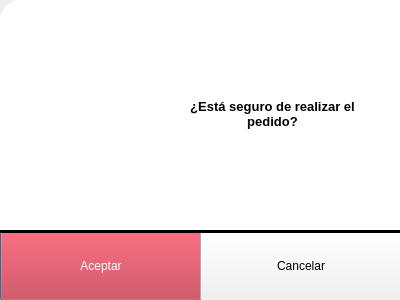
Qt form Restaurante/Mesero/mensajecorfirmar.ui (camvaz/restaurante-ihc) before a commit.
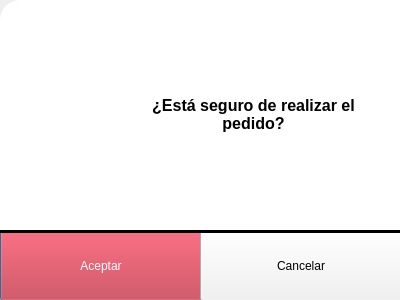
The same form after that commit.

Commit message:
Cambios en el layout de los menús
Consistencia en el menú

Diff of the .ui file:
```diff
--- a/Restaurante/Mesero/mensajecorfirmar.ui
+++ b/Restaurante/Mesero/mensajecorfirmar.ui
@@ -101,7 +101,7 @@
      <rect>
       <x>30</x>
       <y>0</y>
-      <width>348</width>
+      <width>350</width>
       <height>231</height>
      </rect>
     </property>
@@ -121,17 +121,30 @@
      </item>
      <item>
       <layout class="QHBoxLayout" name="horizontalLayout_2">
+       <item>
+        <spacer name="horizontalSpacer">
+         <property name="orientation">
+          <enum>Qt::Horizontal</enum>
+         </property>
+         <property name="sizeHint" stdset="0">
+          <size>
+           <width>40</width>
+           <height>20</height>
+          </size>
+         </property>
+        </spacer>
+       </item>
        <item>
         <widget class="QLabel" name="Advertencia_2">
          <property name="minimumSize">
           <size>
-           <width>81</width>
+           <width>71</width>
            <height>71</height>
           </size>
          </property>
          <property name="maximumSize">
           <size>
-           <width>81</width>
+           <width>71</width>
            <height>71</height>
           </size>
          </property>
@@ -148,18 +161,21 @@
          <property name="orientation">
           <enum>Qt::Horizontal</enum>
          </property>
+         <property name="sizeType">
+          <enum>QSizePolicy::Fixed</enum>
+         </property>
          <property name="sizeHint" stdset="0">
           <size>
-           <width>40</width>
+           <width>20</width>
            <height>20</height>
           </size>
          </property>
         </spacer>
        </item>
-       <item>
+       <item alignment="Qt::AlignHCenter|Qt::AlignVCenter">
         <widget class="QTextBrowser" name="textBrowser_2">
          <property name="sizePolicy">
-          <sizepolicy hsizetype="Fixed" vsizetype="Fixed">
+          <sizepolicy hsizetype="Fixed" vsizetype="Preferred">
            <horstretch>0</horstretch>
            <verstretch>0</verstretch>
           </sizepolicy>
@@ -173,18 +189,39 @@
          <property name="maximumSize">
           <size>
            <width>211</width>
-           <height>41</height>
+           <height>46</height>
           </size>
          </property>
+         <property name="font">
+          <font>
+           <pointsize>11</pointsize>
+          </font>
+         </property>
+         <property name="styleSheet">
+          <string notr="true">text-align:center;</string>
+         </property>
          <property name="html">
           <string>&lt;!DOCTYPE HTML PUBLIC &quot;-//W3C//DTD HTML 4.0//EN&quot; &quot;http://www.w3.org/TR/REC-html40/strict.dtd&quot;&gt;
 &lt;html&gt;&lt;head&gt;&lt;meta name=&quot;qrichtext&quot; content=&quot;1&quot; /&gt;&lt;style type=&quot;text/css&quot;&gt;
 p, li { white-space: pre-wrap; }
-&lt;/style&gt;&lt;/head&gt;&lt;body style=&quot; font-family:'MS Shell Dlg 2'; font-size:7.8pt; font-weight:400; font-style:normal;&quot;&gt;
-&lt;p align=&quot;center&quot; style=&quot; margin-top:0px; margin-bottom:0px; margin-left:0px; margin-right:0px; -qt-block-indent:0; text-indent:0px;&quot;&gt;&lt;span style=&quot; font-size:10pt; font-weight:600;&quot;&gt;¿Está seguro de realizar el pedido?&lt;/span&gt;&lt;/p&gt;&lt;/body&gt;&lt;/html&gt;</string>
+&lt;/style&gt;&lt;/head&gt;&lt;body style=&quot; font-family:'MS Shell Dlg 2'; font-size:11pt; font-weight:400; font-style:normal;&quot;&gt;
+&lt;p align=&quot;center&quot; style=&quot; margin-top:0px; margin-bottom:0px; margin-left:0px; margin-right:0px; -qt-block-indent:0; text-indent:0px;&quot;&gt;&lt;span style=&quot; font-size:12pt; font-weight:600;&quot;&gt;¿Está seguro de realizar el pedido?&lt;/span&gt;&lt;/p&gt;&lt;/body&gt;&lt;/html&gt;</string>
          </property>
         </widget>
        </item>
+       <item>
+        <spacer name="horizontalSpacer_3">
+         <property name="orientation">
+          <enum>Qt::Horizontal</enum>
+         </property>
+         <property name="sizeHint" stdset="0">
+          <size>
+           <width>40</width>
+           <height>20</height>
+          </size>
+         </property>
+        </spacer>
+       </item>
       </layout>
      </item>
      <item>
```
Left out of the diff: 6 changed lines with no effect on the pictures. The commit also changes 6 other files.
